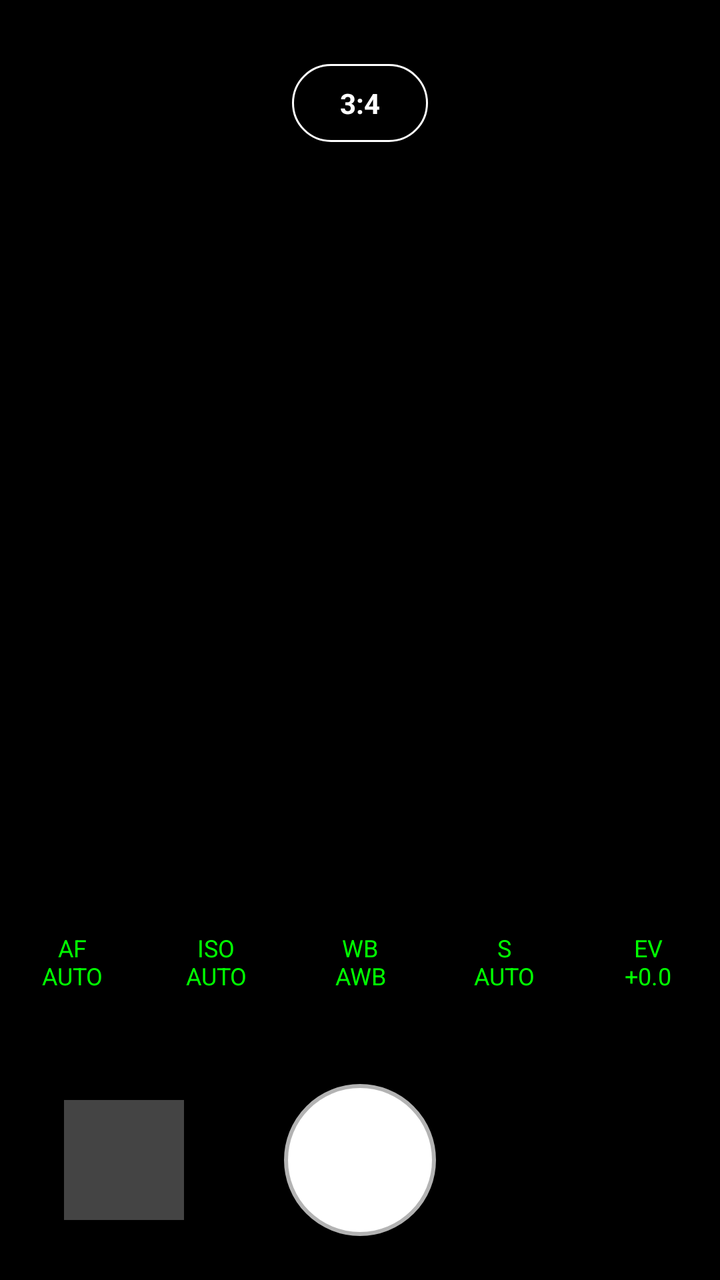
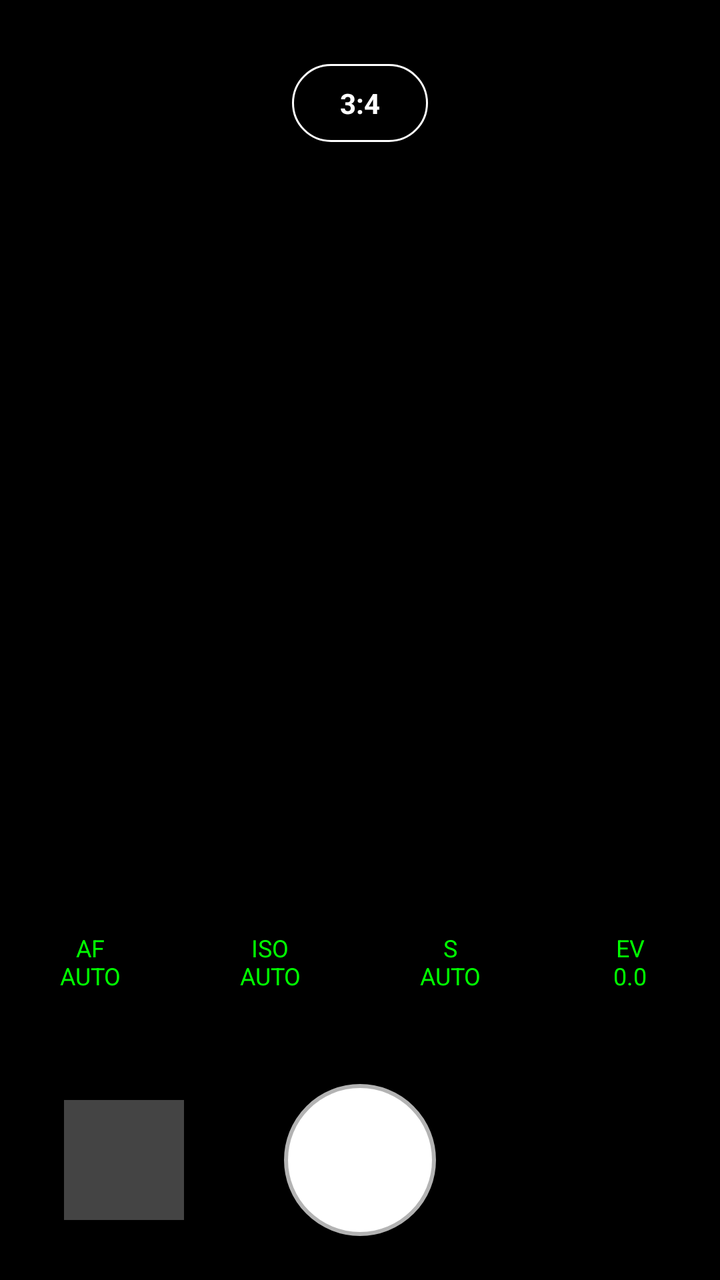

Before-and-after screenshots of an Android layout around one commit, followed by the original layout XML and the change that was made.
<!-- AndroidManifest.xml: application theme android:Theme.DeviceDefault.NoActionBar -->
<!-- res/layout/activity_main.xml -->
<?xml version="1.0" encoding="utf-8"?>
<RelativeLayout xmlns:android="http://schemas.android.com/apk/res/android"
    android:layout_width="match_parent"
    android:layout_height="match_parent"
    android:background="#000000">

    <RelativeLayout
        android:layout_width="match_parent"
        android:layout_height="match_parent"
        android:gravity="center">
        
        <TextureView
            android:id="@+id/view_finder"
            android:layout_width="match_parent"
            android:layout_height="wrap_content" />
    </RelativeLayout>

    <TextView
        android:id="@+id/btn_ratio"
        android:layout_width="wrap_content"
        android:layout_height="wrap_content"
        android:layout_alignParentTop="true"
        android:layout_centerHorizontal="true"
        android:layout_marginTop="32dp"
        android:background="@drawable/rounded_bg"
        android:paddingHorizontal="24dp"
        android:paddingVertical="10dp"
        android:text="3:4"
        android:textColor="#FFFFFF"
        android:textSize="14sp"
        android:textStyle="bold"
        android:elevation="4dp"/>

    <LinearLayout
        android:id="@+id/control_panel"
        android:layout_width="match_parent"
        android:layout_height="wrap_content"
        android:layout_above="@id/bottom_bar"
        android:orientation="vertical"
        android:background="#88000000"
        android:paddingTop="8dp">

        
        <LinearLayout
            android:id="@+id/slider_panel"
            android:layout_width="match_parent"
            android:layout_height="wrap_content"
            android:orientation="horizontal"
            android:gravity="center_vertical"
            android:visibility="gone"
            android:layout_marginHorizontal="8dp"
            android:layout_marginBottom="12dp"
            android:paddingHorizontal="16dp"
            android:paddingVertical="12dp">

            <TextView
                android:id="@+id/btn_auto_toggle"
                android:layout_width="wrap_content"
                android:layout_height="wrap_content"
                android:textColor="#00FF00"
                android:textStyle="bold"
                android:textSize="14sp"
                android:padding="8dp"
                android:text="AUTO"/>

            <SeekBar
                android:id="@+id/setting_seekbar"
                android:layout_width="0dp"
                android:layout_weight="1"
                android:layout_height="wrap_content"
                android:max="100"
                android:splitTrack="false"
                android:progressDrawable="@drawable/ruler_track"
                android:thumb="@drawable/ruler_thumb"
                android:paddingStart="16dp"
                android:paddingEnd="16dp"
                android:minHeight="32dp"
                android:maxHeight="32dp"/>

            <TextView
                android:id="@+id/slider_value_text"
                android:layout_width="65dp"
                android:layout_height="wrap_content"
                android:textColor="#FFFFFF"
                android:textStyle="bold"
                android:textSize="14sp"
                android:textAlignment="viewEnd"
                android:text="AUTO"/>
        </LinearLayout>

        <LinearLayout
            android:layout_width="match_parent"
            android:layout_height="wrap_content"
            android:orientation="horizontal"
            android:weightSum="5"
            android:paddingBottom="16dp">

            <TextView android:id="@+id/btn_af" android:layout_width="0dp" android:layout_height="wrap_content" android:layout_weight="1" android:text="AF\nAUTO" android:textColor="#00FF00" android:textSize="12sp" android:textAlignment="center" android:padding="8dp"/>
            <TextView android:id="@+id/btn_iso" android:layout_width="0dp" android:layout_height="wrap_content" android:layout_weight="1" android:text="ISO\nAUTO" android:textColor="#00FF00" android:textSize="12sp" android:textAlignment="center" android:padding="8dp"/>
            <TextView android:id="@+id/btn_wb" android:layout_width="0dp" android:layout_height="wrap_content" android:layout_weight="1" android:text="WB\nAWB" android:textColor="#00FF00" android:textSize="12sp" android:textAlignment="center" android:padding="8dp"/>
            <TextView android:id="@+id/btn_s" android:layout_width="0dp" android:layout_height="wrap_content" android:layout_weight="1" android:text="S\nAUTO" android:textColor="#00FF00" android:textSize="12sp" android:textAlignment="center" android:padding="8dp"/>
            <TextView android:id="@+id/btn_ev" android:layout_width="0dp" android:layout_height="wrap_content" android:layout_weight="1" android:text="EV\n+0.0" android:textColor="#00FF00" android:textSize="12sp" android:textAlignment="center" android:padding="8dp"/>
        </LinearLayout>
    </LinearLayout>

    <RelativeLayout
        android:id="@+id/bottom_bar"
        android:layout_width="match_parent"
        android:layout_height="120dp"
        android:layout_alignParentBottom="true"
        android:background="#FF000000">

        <ImageView
            android:id="@+id/thumbnail_view"
            android:layout_width="60dp"
            android:layout_height="60dp"
            android:layout_centerVertical="true"
            android:layout_alignParentStart="true"
            android:layout_marginStart="32dp"
            android:scaleType="centerCrop"
            android:background="#44FFFFFF"
            android:clickable="true"
            android:focusable="true" />

        <View
            android:id="@+id/btn_capture"
            android:layout_width="76dp"
            android:layout_height="76dp"
            android:layout_centerInParent="true"
            android:clickable="true"
            android:focusable="true"
            android:background="@drawable/circle_button" />
    </RelativeLayout>
</RelativeLayout>
<!-- resources referenced by this layout -->
<resources>
  <!-- drawable circle_button (drawable) -->
  <?xml version="1.0" encoding="utf-8"?>
  <selector xmlns:android="http://schemas.android.com/apk/res/android">
      <item android:state_pressed="true">
          <shape android:shape="oval">
              <solid android:color="#999999" />
              <stroke android:width="4dp" android:color="#B3FFFFFF" />
          </shape>
      </item>
      <item>
          <shape android:shape="oval">
              <solid android:color="#FFFFFF" />
              <stroke android:width="4dp" android:color="#B3FFFFFF" />
          </shape>
      </item>
  </selector>
  <!-- drawable rounded_bg (drawable) -->
  <?xml version="1.0" encoding="utf-8"?>
  <shape xmlns:android="http://schemas.android.com/apk/res/android">
      <solid android:color="#88000000" />
      <corners android:radius="20dp" />
      <stroke android:width="1dp" android:color="#FFFFFF" />
  </shape>
  <!-- drawable ruler_thumb (drawable) -->
  <?xml version="1.0" encoding="utf-8"?>
  <shape xmlns:android="http://schemas.android.com/apk/res/android" android:shape="rectangle">
      <solid android:color="#00FF00" />
      <size android:width="4dp" android:height="32dp" />
      <corners android:radius="2dp" />
  </shape>
  <!-- drawable ruler_track (drawable) -->
  <?xml version="1.0" encoding="utf-8"?>
  <layer-list xmlns:android="http://schemas.android.com/apk/res/android">
      <item android:gravity="center_vertical">
          <shape android:shape="line">
              <stroke 
                  android:width="16dp" 
                  android:color="#B3FFFFFF" 
                  android:dashWidth="2dp" 
                  android:dashGap="6dp" />
          </shape>
      </item>
  </layer-list>
</resources>

<!-- the commit's change to res/layout/activity_main.xml (unified diff, before → after) -->
@@ -40,7 +40,7 @@
         android:background="#88000000"
         android:paddingTop="8dp">
 
-        
+    
         <LinearLayout
             android:id="@+id/slider_panel"
             android:layout_width="match_parent"
@@ -76,30 +76,20 @@
                 android:paddingEnd="16dp"
                 android:minHeight="32dp"
                 android:maxHeight="32dp"/>
-
-            <TextView
-                android:id="@+id/slider_value_text"
-                android:layout_width="65dp"
-                android:layout_height="wrap_content"
-                android:textColor="#FFFFFF"
-                android:textStyle="bold"
-                android:textSize="14sp"
-                android:textAlignment="viewEnd"
-                android:text="AUTO"/>
         </LinearLayout>
 
+        
         <LinearLayout
             android:layout_width="match_parent"
             android:layout_height="wrap_content"
             android:orientation="horizontal"
-            android:weightSum="5"
+            android:weightSum="4"
             android:paddingBottom="16dp">
 
             <TextView android:id="@+id/btn_af" android:layout_width="0dp" android:layout_height="wrap_content" android:layout_weight="1" android:text="AF\nAUTO" android:textColor="#00FF00" android:textSize="12sp" android:textAlignment="center" android:padding="8dp"/>
             <TextView android:id="@+id/btn_iso" android:layout_width="0dp" android:layout_height="wrap_content" android:layout_weight="1" android:text="ISO\nAUTO" android:textColor="#00FF00" android:textSize="12sp" android:textAlignment="center" android:padding="8dp"/>
-            <TextView android:id="@+id/btn_wb" android:layout_width="0dp" android:layout_height="wrap_content" android:layout_weight="1" android:text="WB\nAWB" android:textColor="#00FF00" android:textSize="12sp" android:textAlignment="center" android:padding="8dp"/>
             <TextView android:id="@+id/btn_s" android:layout_width="0dp" android:layout_height="wrap_content" android:layout_weight="1" android:text="S\nAUTO" android:textColor="#00FF00" android:textSize="12sp" android:textAlignment="center" android:padding="8dp"/>
-            <TextView android:id="@+id/btn_ev" android:layout_width="0dp" android:layout_height="wrap_content" android:layout_weight="1" android:text="EV\n+0.0" android:textColor="#00FF00" android:textSize="12sp" android:textAlignment="center" android:padding="8dp"/>
+            <TextView android:id="@+id/btn_ev" android:layout_width="0dp" android:layout_height="wrap_content" android:layout_weight="1" android:text="EV\n0.0" android:textColor="#00FF00" android:textSize="12sp" android:textAlignment="center" android:padding="8dp"/>
         </LinearLayout>
     </LinearLayout>
 
